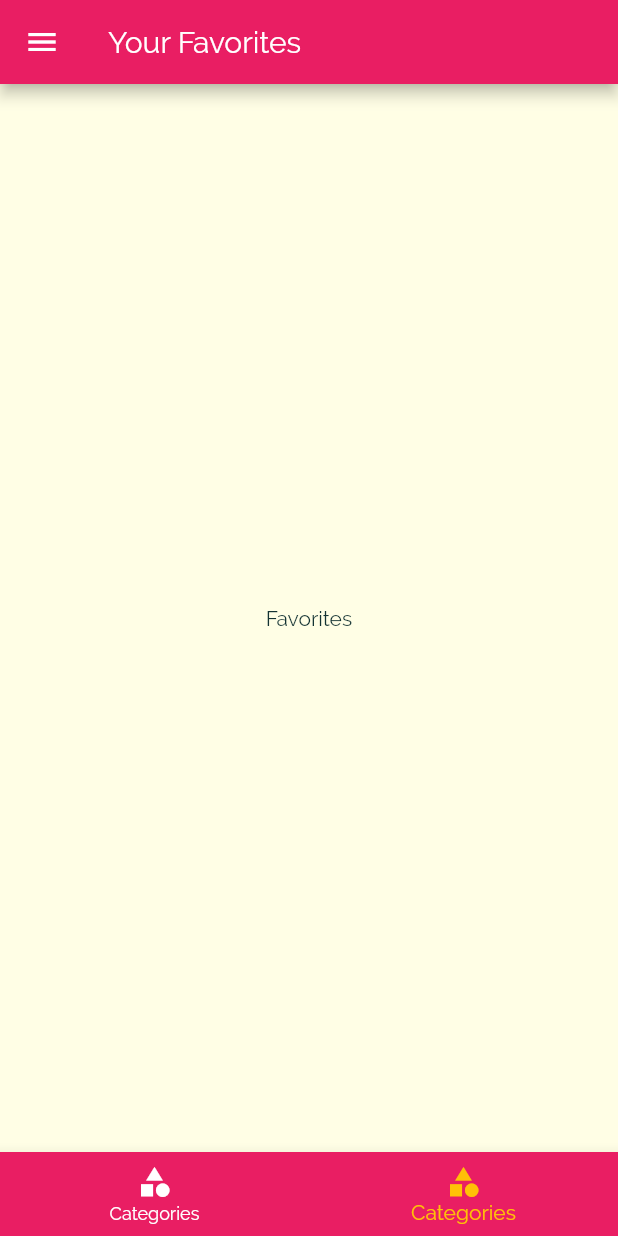
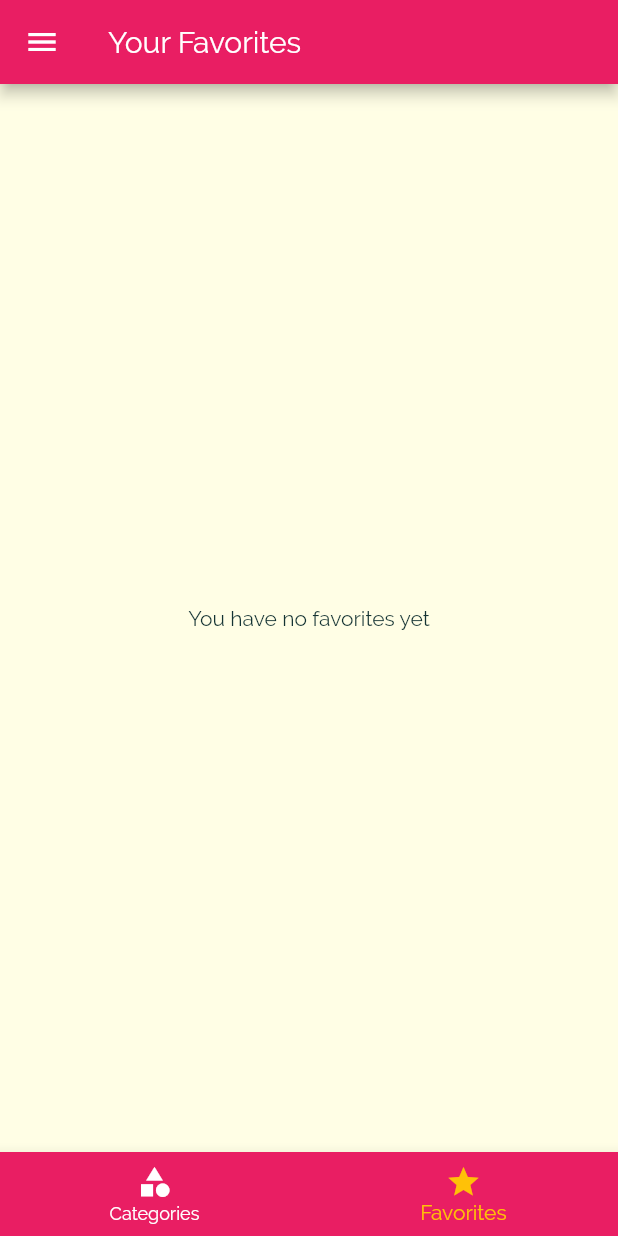
Before and after one commit to a-khaled/meals, a Flutter app: the screen it shows after launch, item 2 of the bottom bar chosen, on a phone screen of 412 x 824 dp. Run offline on Flutter 3.47's test engine with Material 2 defaults, Android fonts, the phone set to English and light mode, and no system bars; missing offline and left inert: dart:ffi.

Commit message:
added favorites

```diff
--- a/lib/main.dart
+++ b/lib/main.dart
@@ -28,6 +28,7 @@ class _MyAppState extends State<MyApp> {
     'vegetarian': false,
   };
   List<Meal> _availableMeals = DUMMY_MEALS;
+  List<Meal> _favoriteMeals = [];
 
   void _setFilters(Map<String, bool> filterData) {
     setState(() {
@@ -48,6 +49,23 @@ class _MyAppState extends State<MyApp> {
         return true;
       }).toList();
     });
+  }
+
+  void _toggleFavorite(String mealId) {
+    final existingIndex = _favoriteMeals.indexWhere((meal) => meal.id == mealId);
+    if(existingIndex >=0) {
+      setState(() {
+        _favoriteMeals.removeAt(existingIndex);
+      });
+    } else {
+      setState(() {
+        _favoriteMeals.add(DUMMY_MEALS.firstWhere((meal) => meal.id == mealId));
+      });
+    }
+  }
+
+  bool _isMealFavorite(String id) {
+    return _favoriteMeals.any((meal) => meal.id == id);
   }
 
   @override
@@ -76,9 +94,9 @@ class _MyAppState extends State<MyApp> {
       // home: CategoriesScreen(),
       initialRoute: '/',
       routes: {
-        '/' : (ctx) => TabsScreen(),
+        '/' : (ctx) => TabsScreen(_favoriteMeals),
         CategoryMealsScreen.routeName: (ctx) => CategoryMealsScreen(_availableMeals),
-        MealDetailsScreen.routeName: (ctx) => MealDetailsScreen(),
+        MealDetailsScreen.routeName: (ctx) => MealDetailsScreen(_toggleFavorite, _isMealFavorite),
         FiltersScreen.routName: (ctx) => FiltersScreen(_filters, _setFilters),
       },
       onUnknownRoute: (settings) {
--- a/lib/screens/favourites_screen.dart
+++ b/lib/screens/favourites_screen.dart
@@ -1,12 +1,33 @@
 import 'package:flutter/material.dart';
 
+import '../models/meal.dart';
+import '../widgets/meal_item.dart';
+
 class FavoritesScreen extends StatelessWidget {
-  const FavoritesScreen({Key key}) : super(key: key);
+  final List<Meal> favoriteMeals;
+
+  FavoritesScreen(this.favoriteMeals);
 
   @override
   Widget build(BuildContext context) {
-    return Center(
-      child: Text('Favorites'),
-    );
+    if(favoriteMeals.isEmpty) {
+      return Center(
+        child: Text('You have no favorites yet'),
+      );
+    } else {
+      return ListView.builder(
+        itemBuilder: (ctx, index) {
+          return MealItem(
+              id: favoriteMeals[index].id,
+              title: favoriteMeals[index].title,
+              imageUrl: favoriteMeals[index].imageUrl,
+              duration: favoriteMeals[index].duration,
+              complexity: favoriteMeals[index].complexity,
+              affordability: favoriteMeals[index].affordability);
+        },
+        itemCount: favoriteMeals.length,
+      );
+    }
+
   }
 }
--- a/lib/screens/tabs_screen.dart
+++ b/lib/screens/tabs_screen.dart
@@ -4,27 +4,36 @@ import 'package:meals/widgets/main_drawer.dart';
 import './categories_screen.dart';
 import './favourites_screen.dart';
 import '../widgets/main_drawer.dart';
+import '../models/meal.dart';
 
 class TabsScreen extends StatefulWidget {
-  const TabsScreen({Key key}) : super(key: key);
+
+  final List<Meal> favoriteMeals;
+
+  TabsScreen(this.favoriteMeals);
 
   @override
   _TabsScreenState createState() => _TabsScreenState();
 }
 
 class _TabsScreenState extends State<TabsScreen> {
-  final List<Map<String, Object>> _pages = [
+  List<Map<String, Object>> _pages;
+  int _selectedPageIndex = 0;
+
+  @override
+  void initState() {
+    _pages = [
       {
         'page': CategoriesScreen(),
         'title': 'Categories',
       },
       {
-      'page': FavoritesScreen(),
+        'page': FavoritesScreen(widget.favoriteMeals),
         'title': 'Your Favorites',
       }
     ];
-
-  int _selectedPageIndex = 0;
+    super.initState();
+  }
 
   void _selectPage(int index) {
     setState(() {
@@ -52,8 +61,8 @@ class _TabsScreenState extends State<TabsScreen> {
             title: Text('Categories'),
           ),
           BottomNavigationBarItem(
-            icon: Icon(Icons.category),
-            title: Text('Categories'),
+            icon: Icon(Icons.star),
+            title: Text('Favorites'),
           ),
         ],
       ),
```
Also changed, not shown: lib/screens/meal_detail_screen.dart (+13 -0 lines). Lines whose indentation alone changed are shown as unchanged.
